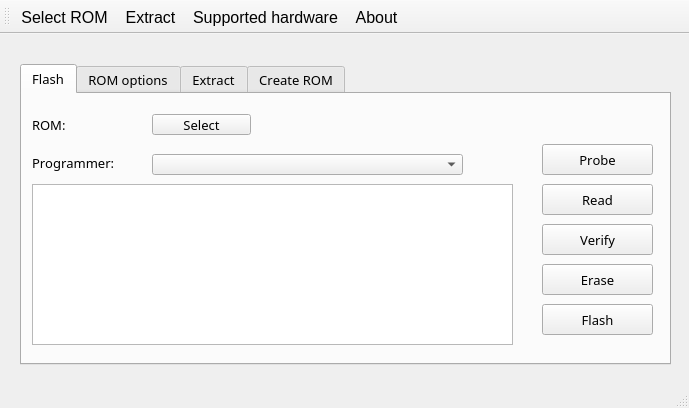
Above: mainwindow.ui from lukaszdmitrowski/coreboot_flashtool before the change. Below: the same form after it.
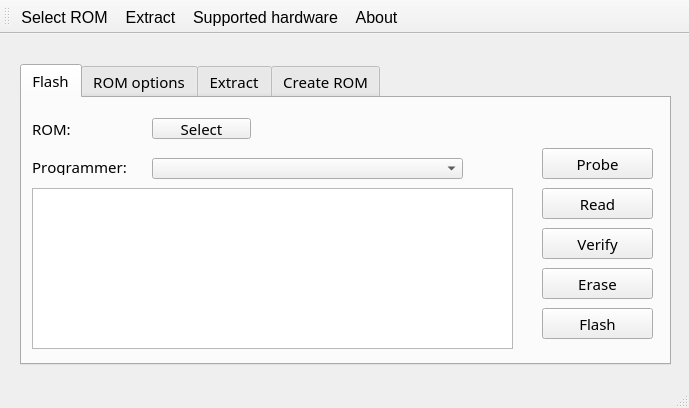
That is the form after the change. The open tabs and pages were chosen to show the change. Icons and pictures are not drawn.

Commit message: [MOD] Changed combobox for programmer initialization

```diff
--- a/mainwindow.ui
+++ b/mainwindow.ui
@@ -12,8 +12,8 @@
   </property>
   <property name="font">
    <font>
-    <family>Ubuntu</family>
-    <pointsize>10</pointsize>
+    <family>Sans</family>
+    <pointsize>11</pointsize>
     <weight>50</weight>
     <italic>false</italic>
     <bold>false</bold>
@@ -55,7 +55,7 @@
     <property name="font">
      <font>
       <family>Sans</family>
-      <pointsize>10</pointsize>
+      <pointsize>11</pointsize>
      </font>
     </property>
     <property name="tabShape">
@@ -146,7 +146,7 @@
       <property name="font">
        <font>
         <family>Sans</family>
-        <pointsize>10</pointsize>
+        <pointsize>11</pointsize>
        </font>
       </property>
       <property name="cursorWidth">
```
Left out of the diff: 2 changed lines with no effect on the pictures. The commit also changes 2 other files.
